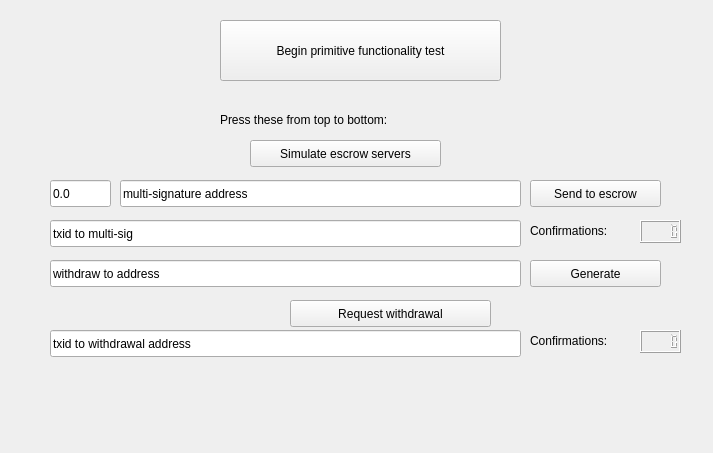
The window that src/Widgets/btcguitest.ui (tuttleorbuttle/Moneychanger) describes before a commit, drawn with Qt 5.
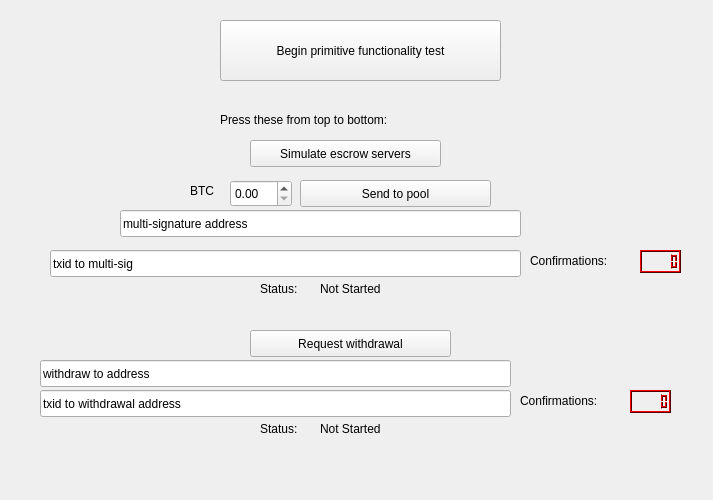
The same window after the commit.

Commit message:
Added a detailed example in which funds can be sent to a simulated pool and then withdrawn again when they are confirmed. This should demonstrate how to make use of the escrow functions and what functionality is needed on the OT side. As a clean interface to the bitcoin function I added the MTBitcoin class. Also I started adding more comments and did various bugfixes and adjustments.
TODO: More commenting, ability to set transaction fee when withdrawing, proper user interface and misc.

What changed in the file:
```diff
--- a/src/Widgets/btcguitest.ui
+++ b/src/Widgets/btcguitest.ui
@@ -7,7 +7,7 @@
     <x>0</x>
     <y>0</y>
     <width>713</width>
-    <height>453</height>
+    <height>500</height>
    </rect>
   </property>
   <property name="windowTitle">
@@ -42,21 +42,21 @@
   <widget class="QPushButton" name="sendToEscrButton">
    <property name="geometry">
     <rect>
-     <x>530</x>
+     <x>300</x>
      <y>180</y>
-     <width>131</width>
+     <width>191</width>
      <height>27</height>
     </rect>
    </property>
    <property name="text">
-    <string>Send to escrow</string>
+    <string>Send to pool</string>
    </property>
   </widget>
   <widget class="QLineEdit" name="txidToEscrEdit">
    <property name="geometry">
     <rect>
      <x>50</x>
-     <y>220</y>
+     <y>250</y>
      <width>471</width>
      <height>27</height>
     </rect>
@@ -65,27 +65,11 @@
     <string>txid to multi-sig</string>
    </property>
   </widget>
-  <widget class="QLineEdit" name="amountToEscrEdit">
-   <property name="geometry">
-    <rect>
-     <x>50</x>
-     <y>180</y>
-     <width>61</width>
-     <height>27</height>
-    </rect>
-   </property>
-   <property name="inputMethodHints">
-    <set>Qt::ImhFormattedNumbersOnly|Qt::ImhPreferNumbers</set>
-   </property>
-   <property name="text">
-    <string>0.0</string>
-   </property>
-  </widget>
-  <widget class="QLineEdit" name="addrToEscrEdit">
+  <widget class="QLineEdit" name="depositAddrEdit">
    <property name="geometry">
     <rect>
      <x>120</x>
-     <y>180</y>
+     <y>210</y>
      <width>401</width>
      <height>27</height>
     </rect>
@@ -98,7 +82,7 @@
    <property name="geometry">
     <rect>
      <x>530</x>
-     <y>220</y>
+     <y>250</y>
      <width>101</width>
      <height>21</height>
     </rect>
@@ -111,30 +95,438 @@
    <property name="geometry">
     <rect>
      <x>640</x>
-     <y>220</y>
+     <y>250</y>
      <width>41</width>
      <height>23</height>
     </rect>
    </property>
-  </widget>
-  <widget class="QPushButton" name="genWithdrAddrButton">
-   <property name="geometry">
-    <rect>
-     <x>530</x>
-     <y>260</y>
-     <width>131</width>
-     <height>27</height>
-    </rect>
+   <property name="palette">
+    <palette>
+     <active>
+      <colorrole role="WindowText">
+       <brush brushstyle="SolidPattern">
+        <color alpha="255">
+         <red>0</red>
+         <green>0</green>
+         <blue>0</blue>
+        </color>
+       </brush>
+      </colorrole>
+      <colorrole role="Button">
+       <brush brushstyle="SolidPattern">
+        <color alpha="255">
+         <red>170</red>
+         <green>0</green>
+         <blue>0</blue>
+        </color>
+       </brush>
+      </colorrole>
+      <colorrole role="Light">
+       <brush brushstyle="SolidPattern">
+        <color alpha="255">
+         <red>255</red>
+         <green>0</green>
+         <blue>0</blue>
+        </color>
+       </brush>
+      </colorrole>
+      <colorrole role="Midlight">
+       <brush brushstyle="SolidPattern">
+        <color alpha="255">
+         <red>212</red>
+         <green>0</green>
+         <blue>0</blue>
+        </color>
+       </brush>
+      </colorrole>
+      <colorrole role="Dark">
+       <brush brushstyle="SolidPattern">
+        <color alpha="255">
+         <red>85</red>
+         <green>0</green>
+         <blue>0</blue>
+        </color>
+       </brush>
+      </colorrole>
+      <colorrole role="Mid">
+       <brush brushstyle="SolidPattern">
+        <color alpha="255">
+         <red>113</red>
+         <green>0</green>
+         <blue>0</blue>
+        </color>
+       </brush>
+      </colorrole>
+      <colorrole role="Text">
+       <brush brushstyle="SolidPattern">
+        <color alpha="255">
+         <red>0</red>
+         <green>0</green>
+         <blue>0</blue>
+        </color>
+       </brush>
+      </colorrole>
+      <colorrole role="BrightText">
+       <brush brushstyle="SolidPattern">
+        <color alpha="255">
+         <red>255</red>
+         <green>255</green>
+         <blue>255</blue>
+        </color>
+       </brush>
+      </colorrole>
+      <colorrole role="ButtonText">
+       <brush brushstyle="SolidPattern">
+        <color alpha="255">
+         <red>0</red>
+         <green>0</green>
+         <blue>0</blue>
+        </color>
+       </brush>
+      </colorrole>
+      <colorrole role="Base">
+       <brush brushstyle="SolidPattern">
+        <color alpha="255">
+         <red>255</red>
+         <green>255</green>
+         <blue>255</blue>
+        </color>
+       </brush>
+      </colorrole>
+      <colorrole role="Window">
+       <brush brushstyle="SolidPattern">
+        <color alpha="255">
+         <red>170</red>
+         <green>0</green>
+         <blue>0</blue>
+        </color>
+       </brush>
+      </colorrole>
+      <colorrole role="Shadow">
+       <brush brushstyle="SolidPattern">
+        <color alpha="255">
+         <red>0</red>
+         <green>0</green>
+         <blue>0</blue>
+        </color>
+       </brush>
+      </colorrole>
+      <colorrole role="AlternateBase">
+       <brush brushstyle="SolidPattern">
+        <color alpha="255">
+         <red>212</red>
+         <green>127</green>
+         <blue>127</blue>
+        </color>
+       </brush>
+      </colorrole>
+      <colorrole role="ToolTipBase">
+       <brush brushstyle="SolidPattern">
+        <color alpha="255">
+         <red>255</red>
+         <green>255</green>
+         <blue>220</blue>
+        </color>
+       </brush>
+      </colorrole>
+      <colorrole role="ToolTipText">
+       <brush brushstyle="SolidPattern">
+        <color alpha="255">
+         <red>0</red>
+         <green>0</green>
+         <blue>0</blue>
+        </color>
+       </brush>
+      </colorrole>
+     </active>
+     <inactive>
+      <colorrole role="WindowText">
+       <brush brushstyle="SolidPattern">
+        <color alpha="255">
+         <red>0</red>
+         <green>0</green>
+         <blue>0</blue>
+        </color>
+       </brush>
+      </colorrole>
+      <colorrole role="Button">
+       <brush brushstyle="SolidPattern">
+        <color alpha="255">
+         <red>170</red>
+         <green>0</green>
+         <blue>0</blue>
+        </color>
+       </brush>
+      </colorrole>
+      <colorrole role="Light">
+       <brush brushstyle="SolidPattern">
+        <color alpha="255">
+         <red>255</red>
+         <green>0</green>
+         <blue>0</blue>
+        </color>
+       </brush>
+      </colorrole>
+      <colorrole role="Midlight">
+       <brush brushstyle="SolidPattern">
+        <color alpha="255">
+         <red>212</red>
+         <green>0</green>
+         <blue>0</blue>
+        </color>
+       </brush>
+      </colorrole>
+      <colorrole role="Dark">
+       <brush brushstyle="SolidPattern">
+        <color alpha="255">
+         <red>85</red>
+         <green>0</green>
+         <blue>0</blue>
+        </color>
+       </brush>
+      </colorrole>
+      <colorrole role="Mid">
+       <brush brushstyle="SolidPattern">
+        <color alpha="255">
+         <red>113</red>
+         <green>0</green>
+         <blue>0</blue>
+        </color>
+       </brush>
+      </colorrole>
+      <colorrole role="Text">
+       <brush brushstyle="SolidPattern">
+        <color alpha="255">
+         <red>0</red>
+         <green>0</green>
+         <blue>0</blue>
+        </color>
+       </brush>
+      </colorrole>
+      <colorrole role="BrightText">
+       <brush brushstyle="SolidPattern">
+        <color alpha="255">
+         <red>255</red>
+         <green>255</green>
+         <blue>255</blue>
+        </color>
+       </brush>
+      </colorrole>
+      <colorrole role="ButtonText">
+       <brush brushstyle="SolidPattern">
+        <color alpha="255">
+         <red>0</red>
+         <green>0</green>
+         <blue>0</blue>
+        </color>
+       </brush>
+      </colorrole>
+      <colorrole role="Base">
+       <brush brushstyle="SolidPattern">
+        <color alpha="255">
+         <red>255</red>
+         <green>255</green>
+         <blue>255</blue>
+        </color>
+       </brush>
+      </colorrole>
+      <colorrole role="Window">
+       <brush brushstyle="SolidPattern">
+        <color alpha="255">
+         <red>170</red>
+         <green>0</green>
+         <blue>0</blue>
+        </color>
+       </brush>
+      </colorrole>
+      <colorrole role="Shadow">
+       <brush brushstyle="SolidPattern">
+        <color alpha="255">
+         <red>0</red>
+         <green>0</green>
+         <blue>0</blue>
+        </color>
+       </brush>
+      </colorrole>
+      <colorrole role="AlternateBase">
+       <brush brushstyle="SolidPattern">
+        <color alpha="255">
+         <red>212</red>
+         <green>127</green>
+         <blue>127</blue>
+        </color>
+       </brush>
+      </colorrole>
+      <colorrole role="ToolTipBase">
+       <brush brushstyle="SolidPattern">
+        <color alpha="255">
+         <red>255</red>
+         <green>255</green>
+         <blue>220</blue>
+        </color>
+       </brush>
+      </colorrole>
+      <colorrole role="ToolTipText">
+       <brush brushstyle="SolidPattern">
+        <color alpha="255">
+         <red>0</red>
+         <green>0</green>
+         <blue>0</blue>
+        </color>
+       </brush>
+      </colorrole>
+     </inactive>
+     <disabled>
+      <colorrole role="WindowText">
+       <brush brushstyle="SolidPattern">
+        <color alpha="255">
+         <red>85</red>
+         <green>0</green>
+         <blue>0</blue>
+        </color>
+       </brush>
+      </colorrole>
+      <colorrole role="Button">
+       <brush brushstyle="SolidPattern">
+        <color alpha="255">
+         <red>170</red>
+         <green>0</green>
+         <blue>0</blue>
+        </color>
+       </brush>
+      </colorrole>
+      <colorrole role="Light">
+       <brush brushstyle="SolidPattern">
+        <color alpha="255">
+         <red>255</red>
+         <green>0</green>
+         <blue>0</blue>
+        </color>
+       </brush>
+      </colorrole>
+      <colorrole role="Midlight">
+       <brush brushstyle="SolidPattern">
+        <color alpha="255">
+         <red>212</red>
+         <green>0</green>
+         <blue>0</blue>
+        </color>
+       </brush>
+      </colorrole>
+      <colorrole role="Dark">
+       <brush brushstyle="SolidPattern">
+        <color alpha="255">
+         <red>85</red>
+         <green>0</green>
+         <blue>0</blue>
+        </color>
+       </brush>
+      </colorrole>
+      <colorrole role="Mid">
+       <brush brushstyle="SolidPattern">
+        <color alpha="255">
+         <red>113</red>
+         <green>0</green>
+         <blue>0</blue>
+        </color>
+       </brush>
+      </colorrole>
+      <colorrole role="Text">
+       <brush brushstyle="SolidPattern">
+        <color alpha="255">
+         <red>85</red>
+         <green>0</green>
+         <blue>0</blue>
+        </color>
+       </brush>
+      </colorrole>
+      <colorrole role="BrightText">
+       <brush brushstyle="SolidPattern">
+        <color alpha="255">
+         <red>255</red>
+         <green>255</green>
+         <blue>255</blue>
+        </color>
+       </brush>
+      </colorrole>
+      <colorrole role="ButtonText">
+       <brush brushstyle="SolidPattern">
+        <color alpha="255">
+         <red>85</red>
+         <green>0</green>
+         <blue>0</blue>
+        </color>
+       </brush>
+      </colorrole>
+      <colorrole role="Base">
+       <brush brushstyle="SolidPattern">
+        <color alpha="255">
+         <red>170</red>
+         <green>0</green>
+         <blue>0</blue>
+        </color>
+       </brush>
+      </colorrole>
+      <colorrole role="Window">
+       <brush brushstyle="SolidPattern">
+        <color alpha="255">
+         <red>170</red>
+         <green>0</green>
+         <blue>0</blue>
+        </color>
+       </brush>
+      </colorrole>
+      <colorrole role="Shadow">
+       <brush brushstyle="SolidPattern">
+        <color alpha="255">
+         <red>0</red>
+         <green>0</green>
+         <blue>0</blue>
+        </color>
+       </brush>
+      </colorrole>
+      <colorrole role="AlternateBase">
+       <brush brushstyle="SolidPattern">
+        <color alpha="255">
+         <red>170</red>
+         <green>0</green>
+         <blue>0</blue>
+        </color>
+       </brush>
+      </colorrole>
+      <colorrole role="ToolTipBase">
+       <brush brushstyle="SolidPattern">
+        <color alpha="255">
+         <red>255</red>
+         <green>255</green>
+         <blue>220</blue>
+        </color>
+       </brush>
+      </colorrole>
+      <colorrole role="ToolTipText">
+       <brush brushstyle="SolidPattern">
+        <color alpha="255">
+         <red>0</red>
+         <green>0</green>
+         <blue>0</blue>
+        </color>
+       </brush>
+      </colorrole>
+     </disabled>
+    </palette>
    </property>
-   <property name="text">
-    <string>Generate</string>
+   <property name="font">
+    <font>
+     <weight>50</weight>
+     <bold>false</bold>
+    </font>
    </property>
   </widget>
   <widget class="QLineEdit" name="withdrawAddrEdit">
    <property name="geometry">
     <rect>
-     <x>50</x>
-     <y>260</y>
+     <x>40</x>
+     <y>360</y>
      <width>471</width>
      <height>27</height>
     </rect>
@@ -146,8 +538,8 @@
   <widget class="QPushButton" name="reqWithdrButton">
    <property name="geometry">
     <rect>
-     <x>290</x>
-     <y>300</y>
+     <x>250</x>
+     <y>330</y>
      <width>201</width>
      <height>27</height>
     </rect>
@@ -159,8 +551,8 @@
   <widget class="QLineEdit" name="txidWithdrEdit">
    <property name="geometry">
     <rect>
-     <x>50</x>
-     <y>330</y>
+     <x>40</x>
+     <y>390</y>
      <width>471</width>
      <height>27</height>
     </rect>
@@ -172,18 +564,433 @@
   <widget class="QLCDNumber" name="confToWithdrNumber">
    <property name="geometry">
     <rect>
-     <x>640</x>
-     <y>330</y>
+     <x>630</x>
+     <y>390</y>
      <width>41</width>
      <height>23</height>
     </rect>
    </property>
+   <property name="palette">
+    <palette>
+     <active>
+      <colorrole role="WindowText">
+       <brush brushstyle="SolidPattern">
+        <color alpha="255">
+         <red>0</red>
+         <green>0</green>
+         <blue>0</blue>
+        </color>
+       </brush>
+      </colorrole>
+      <colorrole role="Button">
+       <brush brushstyle="SolidPattern">
+        <color alpha="255">
+         <red>170</red>
+         <green>0</green>
+         <blue>0</blue>
+        </color>
+       </brush>
+      </colorrole>
+      <colorrole role="Light">
+       <brush brushstyle="SolidPattern">
+        <color alpha="255">
+         <red>255</red>
+         <green>0</green>
+         <blue>0</blue>
+        </color>
+       </brush>
+      </colorrole>
+      <colorrole role="Midlight">
+       <brush brushstyle="SolidPattern">
+        <color alpha="255">
+         <red>212</red>
+         <green>0</green>
+         <blue>0</blue>
+        </color>
+       </brush>
+      </colorrole>
+      <colorrole role="Dark">
+       <brush brushstyle="SolidPattern">
+        <color alpha="255">
+         <red>85</red>
+         <green>0</green>
+         <blue>0</blue>
+        </color>
+       </brush>
+      </colorrole>
+      <colorrole role="Mid">
+       <brush brushstyle="SolidPattern">
+        <color alpha="255">
+         <red>113</red>
+         <green>0</green>
+         <blue>0</blue>
+        </color>
+       </brush>
+      </colorrole>
+      <colorrole role="Text">
+       <brush brushstyle="SolidPattern">
+        <color alpha="255">
+         <red>0</red>
+         <green>0</green>
+         <blue>0</blue>
+        </color>
+       </brush>
+      </colorrole>
+      <colorrole role="BrightText">
+       <brush brushstyle="SolidPattern">
+        <color alpha="255">
+         <red>255</red>
+         <green>255</green>
+         <blue>255</blue>
+        </color>
+       </brush>
+      </colorrole>
+      <colorrole role="ButtonText">
+       <brush brushstyle="SolidPattern">
+        <color alpha="255">
+         <red>0</red>
+         <green>0</green>
+         <blue>0</blue>
+        </color>
+       </brush>
+      </colorrole>
+      <colorrole role="Base">
+       <brush brushstyle="SolidPattern">
+        <color alpha="255">
+         <red>255</red>
+         <green>255</green>
+         <blue>255</blue>
+        </color>
+       </brush>
+      </colorrole>
+      <colorrole role="Window">
+       <brush brushstyle="SolidPattern">
+        <color alpha="255">
+         <red>170</red>
+         <green>0</green>
+         <blue>0</blue>
+        </color>
+       </brush>
+      </colorrole>
+      <colorrole role="Shadow">
+       <brush brushstyle="SolidPattern">
+        <color alpha="255">
+         <red>0</red>
+         <green>0</green>
+         <blue>0</blue>
+        </color>
+       </brush>
+      </colorrole>
+      <colorrole role="AlternateBase">
+       <brush brushstyle="SolidPattern">
+        <color alpha="255">
+         <red>212</red>
+         <green>127</green>
+         <blue>127</blue>
+        </color>
+       </brush>
+      </colorrole>
+      <colorrole role="ToolTipBase">
+       <brush brushstyle="SolidPattern">
+        <color alpha="255">
+         <red>255</red>
+         <green>255</green>
+         <blue>220</blue>
+        </color>
+       </brush>
+      </colorrole>
+      <colorrole role="ToolTipText">
+       <brush brushstyle="SolidPattern">
+        <color alpha="255">
+         <red>0</red>
+         <green>0</green>
+         <blue>0</blue>
+        </color>
+       </brush>
+      </colorrole>
+     </active>
+     <inactive>
+      <colorrole role="WindowText">
+       <brush brushstyle="SolidPattern">
+        <color alpha="255">
+         <red>0</red>
+         <green>0</green>
+         <blue>0</blue>
+        </color>
+       </brush>
+      </colorrole>
+      <colorrole role="Button">
+       <brush brushstyle="SolidPattern">
+        <color alpha="255">
+         <red>170</red>
+         <green>0</green>
+         <blue>0</blue>
+        </color>
+       </brush>
+      </colorrole>
+      <colorrole role="Light">
+       <brush brushstyle="SolidPattern">
+        <color alpha="255">
+         <red>255</red>
+         <green>0</green>
+         <blue>0</blue>
+        </color>
+       </brush>
+      </colorrole>
+      <colorrole role="Midlight">
+       <brush brushstyle="SolidPattern">
+        <color alpha="255">
+         <red>212</red>
+         <green>0</green>
+         <blue>0</blue>
+        </color>
+       </brush>
+      </colorrole>
+      <colorrole role="Dark">
+       <brush brushstyle="SolidPattern">
+        <color alpha="255">
+         <red>85</red>
+         <green>0</green>
+         <blue>0</blue>
+        </color>
+       </brush>
+      </colorrole>
+      <colorrole role="Mid">
+       <brush brushstyle="SolidPattern">
+        <color alpha="255">
+         <red>113</red>
+         <green>0</green>
+         <blue>0</blue>
+        </color>
+       </brush>
+      </colorrole>
+      <colorrole role="Text">
+       <brush brushstyle="SolidPattern">
+        <color alpha="255">
+         <red>0</red>
+         <green>0</green>
+         <blue>0</blue>
+        </color>
+       </brush>
+      </colorrole>
+      <colorrole role="BrightText">
+       <brush brushstyle="SolidPattern">
+        <color alpha="255">
+         <red>255</red>
+         <green>255</green>
+         <blue>255</blue>
+        </color>
+       </brush>
+      </colorrole>
+      <colorrole role="ButtonText">
+       <brush brushstyle="SolidPattern">
+        <color alpha="255">
+         <red>0</red>
+         <green>0</green>
+         <blue>0</blue>
+        </color>
+       </brush>
+      </colorrole>
+      <colorrole role="Base">
+       <brush brushstyle="SolidPattern">
+        <color alpha="255">
+         <red>255</red>
+         <green>255</green>
+         <blue>255</blue>
+        </color>
+       </brush>
+      </colorrole>
+      <colorrole role="Window">
+       <brush brushstyle="SolidPattern">
+        <color alpha="255">
+         <red>170</red>
+         <green>0</green>
+         <blue>0</blue>
+        </color>
+       </brush>
+      </colorrole>
+      <colorrole role="Shadow">
+       <brush brushstyle="SolidPattern">
+        <color alpha="255">
+         <red>0</red>
+         <green>0</green>
+         <blue>0</blue>
+        </color>
+       </brush>
+      </colorrole>
+      <colorrole role="AlternateBase">
+       <brush brushstyle="SolidPattern">
+        <color alpha="255">
+         <red>212</red>
+         <green>127</green>
+         <blue>127</blue>
+        </color>
+       </brush>
+      </colorrole>
+      <colorrole role="ToolTipBase">
+       <brush brushstyle="SolidPattern">
+        <color alpha="255">
+         <red>255</red>
+         <green>255</green>
+         <blue>220</blue>
+        </color>
+       </brush>
+      </colorrole>
+      <colorrole role="ToolTipText">
+       <brush brushstyle="SolidPattern">
+        <color alpha="255">
+         <red>0</red>
+         <green>0</green>
+         <blue>0</blue>
+        </color>
+       </brush>
+      </colorrole>
+     </inactive>
+     <disabled>
+      <colorrole role="WindowText">
+       <brush brushstyle="SolidPattern">
+        <color alpha="255">
+         <red>85</red>
+         <green>0</green>
+         <blue>0</blue>
+        </color>
+       </brush>
+      </colorrole>
+      <colorrole role="Button">
+       <brush brushstyle="SolidPattern">
+        <color alpha="255">
+         <red>170</red>
+         <green>0</green>
+         <blue>0</blue>
+        </color>
+       </brush>
+      </colorrole>
+      <colorrole role="Light">
+       <brush brushstyle="SolidPattern">
+        <color alpha="255">
+         <red>255</red>
+         <green>0</green>
+         <blue>0</blue>
+        </color>
+       </brush>
+      </colorrole>
+      <colorrole role="Midlight">
+       <brush brushstyle="SolidPattern">
+        <color alpha="255">
+         <red>212</red>
+         <green>0</green>
+         <blue>0</blue>
+        </color>
+       </brush>
+      </colorrole>
+      <colorrole role="Dark">
+       <brush brushstyle="SolidPattern">
+        <color alpha="255">
+         <red>85</red>
+         <green>0</green>
+         <blue>0</blue>
+        </color>
+       </brush>
+      </colorrole>
+      <colorrole role="Mid">
+       <brush brushstyle="SolidPattern">
+        <color alpha="255">
+         <red>113</red>
+         <green>0</green>
+         <blue>0</blue>
+        </color>
+       </brush>
+      </colorrole>
+      <colorrole role="Text">
+       <brush brushstyle="SolidPattern">
+        <color alpha="255">
+         <red>85</red>
+         <green>0</green>
+         <blue>0</blue>
+        </color>
+       </brush>
+      </colorrole>
+      <colorrole role="BrightText">
+       <brush brushstyle="SolidPattern">
+        <color alpha="255">
+         <red>255</red>
+         <green>255</green>
+         <blue>255</blue>
+        </color>
+       </brush>
+      </colorrole>
+      <colorrole role="ButtonText">
+       <brush brushstyle="SolidPattern">
+        <color alpha="255">
+         <red>85</red>
+         <green>0</green>
+         <blue>0</blue>
+        </color>
+       </brush>
+      </colorrole>
+      <colorrole role="Base">
+       <brush brushstyle="SolidPattern">
+        <color alpha="255">
+         <red>170</red>
+         <green>0</green>
+         <blue>0</blue>
+        </color>
+       </brush>
+      </colorrole>
+      <colorrole role="Window">
+       <brush brushstyle="SolidPattern">
+        <color alpha="255">
+         <red>170</red>
+         <green>0</green>
+         <blue>0</blue>
+        </color>
+       </brush>
+      </colorrole>
+      <colorrole role="Shadow">
+       <brush brushstyle="SolidPattern">
+        <color alpha="255">
+         <red>0</red>
+         <green>0</green>
+         <blue>0</blue>
+        </color>
+       </brush>
+      </colorrole>
+      <colorrole role="AlternateBase">
+       <brush brushstyle="SolidPattern">
+        <color alpha="255">
+         <red>170</red>
+         <green>0</green>
+         <blue>0</blue>
+        </color>
+       </brush>
+      </colorrole>
+      <colorrole role="ToolTipBase">
+       <brush brushstyle="SolidPattern">
+        <color alpha="255">
+         <red>255</red>
+         <green>255</green>
+         <blue>220</blue>
+        </color>
+       </brush>
+      </colorrole>
+      <colorrole role="ToolTipText">
+       <brush brushstyle="SolidPattern">
+        <color alpha="255">
+         <red>0</red>
+         <green>0</green>
+         <blue>0</blue>
+        </color>
+       </brush>
+      </colorrole>
+     </disabled>
+    </palette>
+   </property>
   </widget>
   <widget class="QLabel" name="label_2">
    <property name="geometry">
     <rect>
-     <x>530</x>
-     <y>330</y>
+     <x>520</x>
+     <y>390</y>
      <width>101</width>
      <height>21</height>
     </rect>
@@ -205,6 +1012,81 @@
     <string>Press these from top to bottom:</string>
    </property>
   </widget>
+  <widget class="QDoubleSpinBox" name="amountToEscrSpinBox">
+   <property name="geometry">
+    <rect>
+     <x>230</x>
+     <y>180</y>
+     <width>62</width>
+     <height>27</height>
+    </rect>
+   </property>
+  </widget>
+  <widget class="QLabel" name="label_4">
+   <property name="geometry">
+    <rect>
+     <x>190</x>
+     <y>180</y>
+     <width>31</width>
+     <height>21</height>
+    </rect>
+   </property>
+   <property name="text">
+    <string>BTC</string>
+   </property>
+  </widget>
+  <widget class="QLabel" name="depositStatusLabel">
+   <property name="geometry">
+    <rect>
+     <x>320</x>
+     <y>280</y>
+     <width>81</width>
+     <height>17</height>
+    </rect>
+   </property>
+   <property name="text">
+    <string>Not Started</string>
+   </property>
+  </widget>
+  <widget class="QLabel" name="label_6">
+   <property name="geometry">
+    <rect>
+     <x>260</x>
+     <y>280</y>
+     <width>67</width>
+     <height>17</height>
+    </rect>
+   </property>
+   <property name="text">
+    <string>Status:</string>
+   </property>
+  </widget>
+  <widget class="QLabel" name="label_7">
+   <property name="geometry">
+    <rect>
+     <x>260</x>
+     <y>420</y>
+     <width>67</width>
+     <height>17</height>
+    </rect>
+   </property>
+   <property name="text">
+    <string>Status:</string>
+   </property>
+  </widget>
+  <widget class="QLabel" name="withdrawStatusLabel">
+   <property name="geometry">
+    <rect>
+     <x>320</x>
+     <y>420</y>
+     <width>81</width>
+     <height>17</height>
+    </rect>
+   </property>
+   <property name="text">
+    <string>Not Started</string>
+   </property>
+  </widget>
  </widget>
  <resources/>
  <connections/>
```
Left out of the diff: 4 changed lines with no effect on the pictures. The commit also changes 25 other files.
